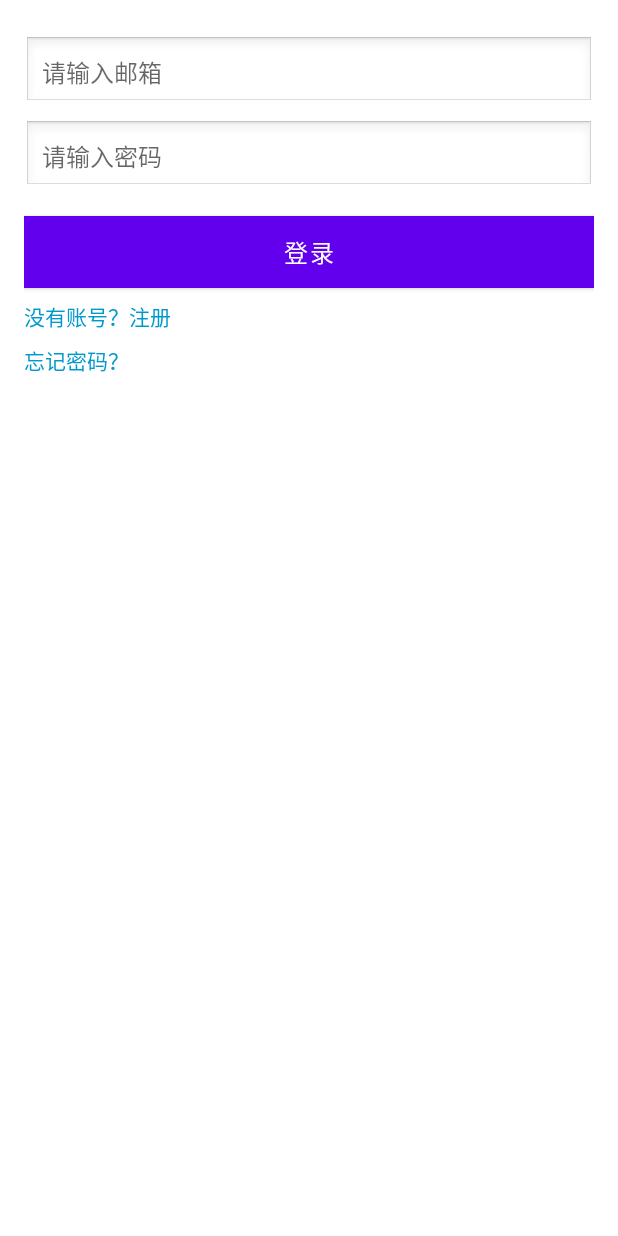
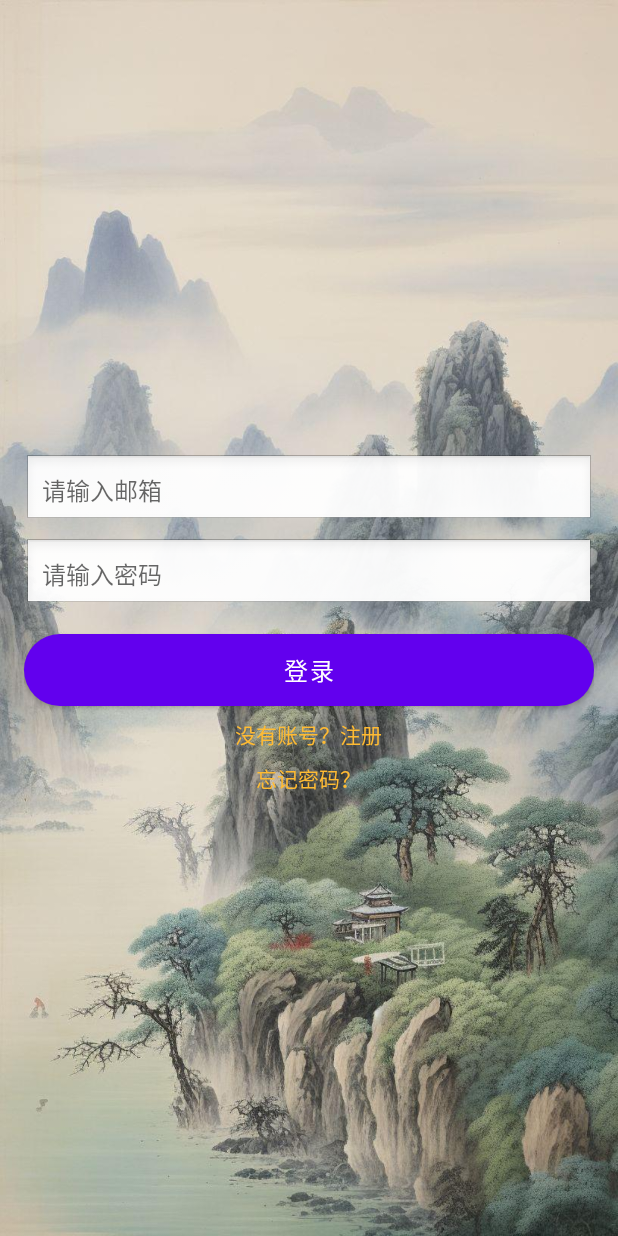
Before and after one commit to leehaohaohao/blob-app, an Android app: the screen it shows after launch (LogActivity), on a phone screen of 412 x 824 dp. Run offline under Robolectric (Android 15) with nearby library versions, the light colour scheme and no system bars.

Commit message:
登录、注册-3优化

```diff
--- a/app/src/main/java/com/lihao/blob/base/RetrofitClient.java
+++ b/app/src/main/java/com/lihao/blob/base/RetrofitClient.java
@@ -1,4 +1,6 @@
 package com.lihao.blob.base;
+
+import java.util.concurrent.TimeUnit;
 
 import okhttp3.OkHttpClient;
 import retrofit2.Retrofit;
@@ -24,6 +26,9 @@ public class RetrofitClient {
         if (retrofit == null) {
             OkHttpClient client = new OkHttpClient.Builder()
                     .addInterceptor(authInterceptor)
+                    .connectTimeout(30, TimeUnit.SECONDS)
+                    .readTimeout(30,TimeUnit.SECONDS)
+                    .writeTimeout(30,TimeUnit.SECONDS)
                     .build();
 
             retrofit = new Retrofit.Builder()
--- a/app/src/main/java/com/lihao/blob/data/network/service/LogService.java
+++ b/app/src/main/java/com/lihao/blob/data/network/service/LogService.java
@@ -15,16 +15,43 @@ import retrofit2.http.POST;
  * @since 1.0
  */
 public interface LogService {
+    /**
+     * 用户登录
+     */
     @POST("login")
     @FormUrlEncoded
-    Call<ResponsePack<String>> login(@Field("email") String email, @Field("password") String password);
+    Call<ResponsePack<String>> login(
+            @Field("email") String email,
+            @Field("password") String password
+    );
+
+    /**
+     * 获取邮箱验证码
+     */
     @POST("email/code")
     @FormUrlEncoded
-    Call<ResponsePack<Void>> code(@Field("email") String email);
+    Call<ResponsePack<String>> code(@Field("email") String email);
+
+    /**
+     * 用户注册
+     */
     @POST("register")
     @FormUrlEncoded
-    Call<ResponsePack<String>> register(@Field("email") String email,@Field("password") String password,@Field("code")String code);
+    Call<ResponsePack<String>> register(
+            @Field("email") String email,
+            @Field("password") String password,
+            @Field("code") String code
+    );
+
+    /**
+     * 重置密码
+     */
     @POST("forget")
     @FormUrlEncoded
-    Call<ResponsePack<Void>> resetPassword(@Field("email") String email,@Field("password") String password,@Field("code")String code);
+    Call<ResponsePack<String>> resetPassword(
+            @Field("email") String email,
+            @Field("password") String password,
+            @Field("code") String code
+    );
+
 }
--- /dev/null
+++ b/app/src/main/res/drawable/background_image.xml
@@ -0,0 +1,5 @@
+<?xml version="1.0" encoding="utf-8"?>
+<bitmap xmlns:android="http://schemas.android.com/apk/res/android"
+android:src="@drawable/background1"
+android:tileMode="disabled"
+android:gravity="center" />
--- /dev/null
+++ b/app/src/main/res/drawable/rounded_button.xml
@@ -0,0 +1,5 @@
+<?xml version="1.0" encoding="utf-8"?>
+<shape xmlns:android="http://schemas.android.com/apk/res/android">
+    <solid android:color="#006699" /> <!-- 按钮背景颜色 -->
+    <corners android:radius="30dp" /> <!-- 圆角半径，调整这里的值来控制圆角的程度 -->
+</shape>
--- a/app/src/main/res/layout/activity_log.xml
+++ b/app/src/main/res/layout/activity_log.xml
@@ -2,7 +2,8 @@
 <LinearLayout xmlns:android="http://schemas.android.com/apk/res/android"
     android:layout_width="match_parent"
     android:layout_height="match_parent"
-    android:orientation="vertical">
+    android:orientation="vertical"
+    android:background="@drawable/background1">
 
     <!-- 用于承载 Fragment 的容器 -->
     <FrameLayout
--- a/app/src/main/res/layout/fragment_forgot_password.xml
+++ b/app/src/main/res/layout/fragment_forgot_password.xml
@@ -4,7 +4,7 @@
     android:layout_height="match_parent"
     android:orientation="vertical"
     android:padding="16dp"
-    android:gravity="top">
+    android:gravity="center">
 
     <!-- 用户邮箱输入框 -->
     <EditText
--- a/app/src/main/res/layout/fragment_login.xml
+++ b/app/src/main/res/layout/fragment_login.xml
@@ -4,7 +4,7 @@
     android:layout_height="match_parent"
     android:orientation="vertical"
     android:padding="16dp"
-    android:gravity="top">
+    android:gravity="center">
 
     <!-- 用户邮箱输入框 -->
     <EditText
--- a/app/src/main/res/layout/fragment_register.xml
+++ b/app/src/main/res/layout/fragment_register.xml
@@ -4,7 +4,7 @@
     android:layout_height="match_parent"
     android:orientation="vertical"
     android:padding="16dp"
-    android:gravity="top">
+    android:gravity="center">
 
     <EditText
         android:id="@+id/registerEmail"
--- a/app/src/main/res/values/style.xml
+++ b/app/src/main/res/values/style.xml
@@ -14,7 +14,7 @@
         <item name="android:layout_width">match_parent</item>
         <item name="android:layout_height">wrap_content</item>
         <item name="android:layout_marginTop">16dp</item>
-        <item name="android:background">#006699</item>
+        <item name="android:background">@drawable/rounded_button</item> <!-- 使用圆角按钮背景 -->
         <item name="android:textColor">@android:color/white</item>
         <item name="android:textSize">16sp</item>
     </style>
@@ -24,7 +24,7 @@
         <item name="android:layout_width">wrap_content</item>
         <item name="android:layout_height">wrap_content</item>
         <item name="android:layout_marginTop">8dp</item>
-        <item name="android:textColor">@android:color/holo_blue_dark</item>
+        <item name="android:textColor">@android:color/holo_orange_light</item>
         <item name="android:clickable">true</item>
         <item name="android:focusable">true</item>
     </style>
```
Also changed, not shown: app/src/main/java/com/lihao/blob/ui/login/ForgotPasswordFragment.java (+10 -10 lines), app/src/main/java/com/lihao/blob/ui/login/RegisterFragment.java (+5 -8 lines), app/src/main/res/drawable/background1.jpg (added), app/src/main/res/drawable/background2.jpg (added).
